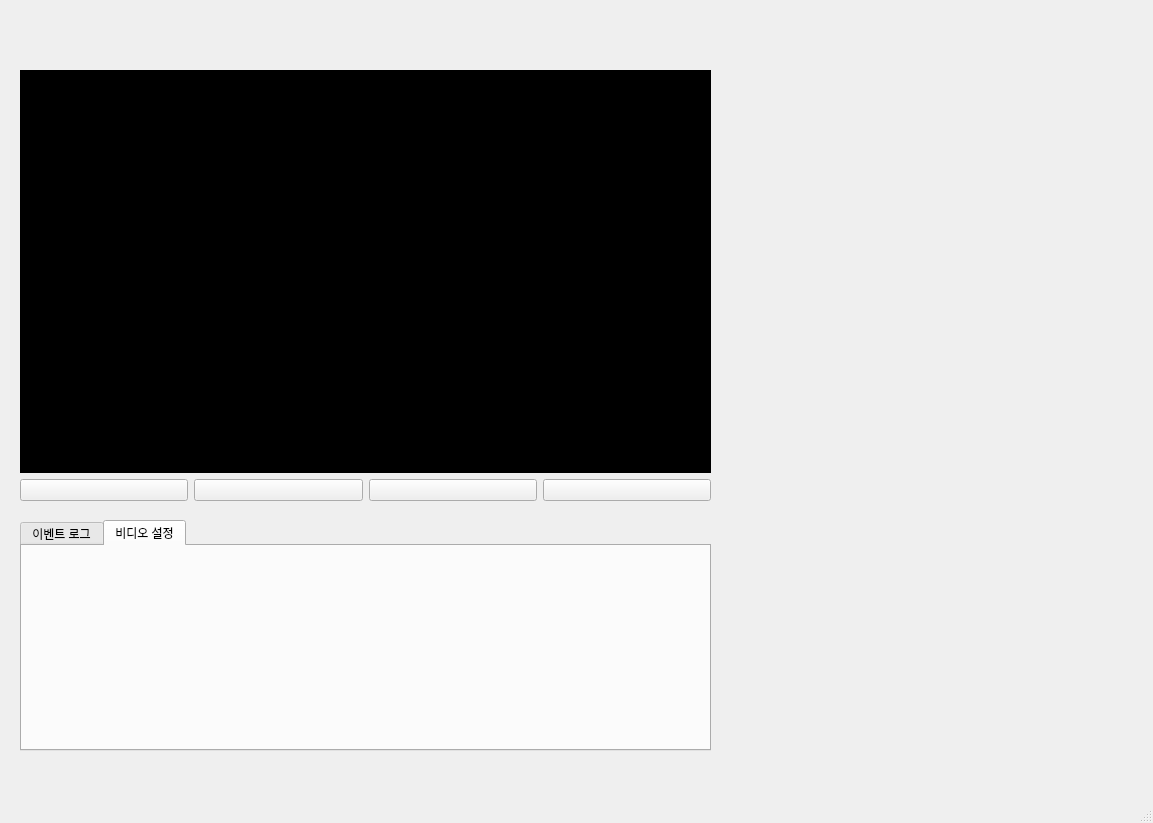
VEDA-tmpa/JIKIMZON_Qt, file test_gui/mainwindow.ui: the form before one commit.
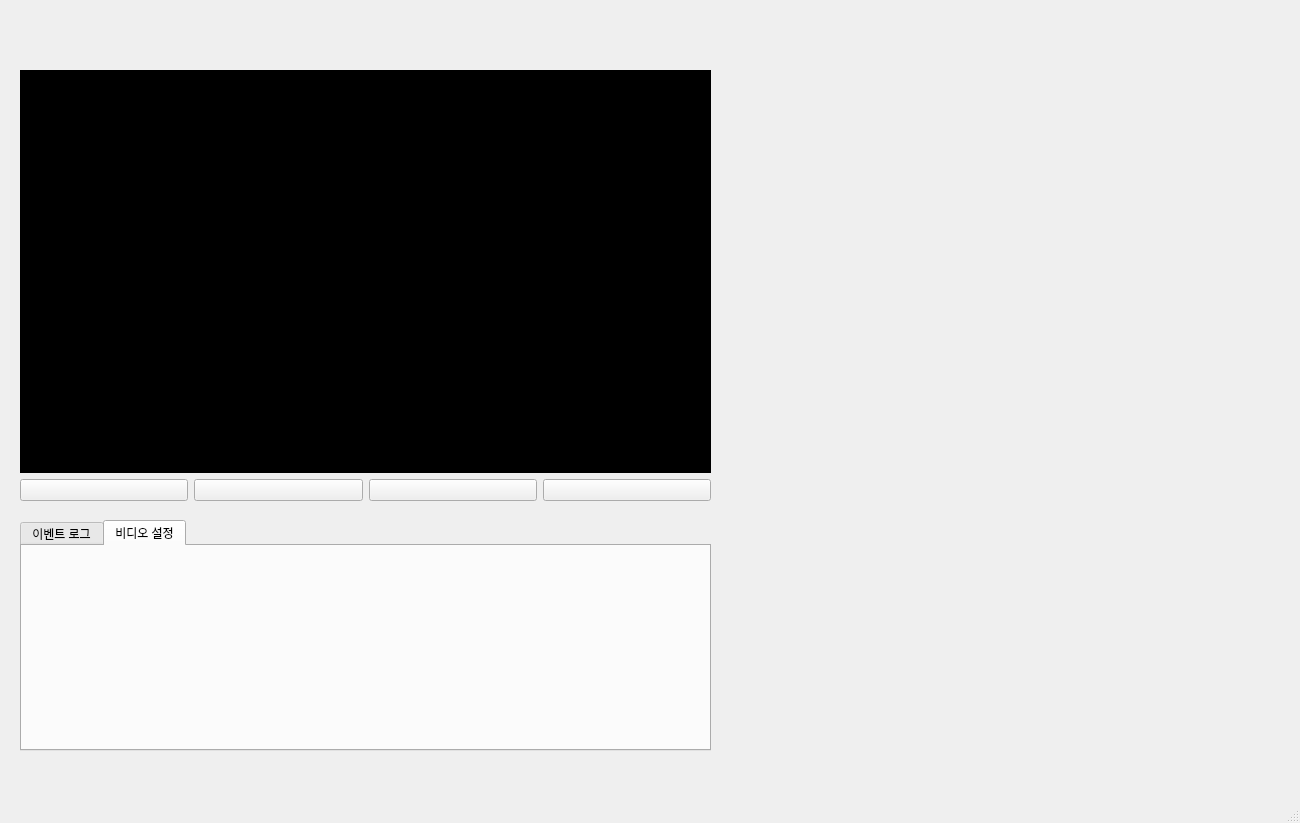
The form after the commit. The open tabs and pages were chosen to show the change. Icons and pictures are not drawn.

What changed in the file:
```diff
--- a/test_gui/mainwindow.ui
+++ b/test_gui/mainwindow.ui
@@ -6,7 +6,7 @@
    <rect>
     <x>0</x>
     <y>0</y>
-    <width>1153</width>
+    <width>1300</width>
     <height>823</height>
    </rect>
   </property>
@@ -18,13 +18,13 @@
   </property>
   <property name="minimumSize">
    <size>
-    <width>1153</width>
+    <width>1300</width>
     <height>823</height>
    </size>
   </property>
   <property name="maximumSize">
    <size>
-    <width>1153</width>
+    <width>1300</width>
     <height>823</height>
    </size>
   </property>
@@ -239,8 +239,8 @@
     </property>
     <property name="geometry">
      <rect>
-      <x>1040</x>
-      <y>0</y>
+      <x>1190</x>
+      <y>10</y>
       <width>101</width>
       <height>51</height>
      </rect>
@@ -287,8 +287,8 @@
    <widget class="QStackedWidget" name="stackedWidget">
     <property name="geometry">
      <rect>
-      <x>730</x>
-      <y>60</y>
+      <x>790</x>
+      <y>59</y>
       <width>411</width>
       <height>691</height>
      </rect>
@@ -296,7 +296,18 @@
     <property name="currentIndex">
      <number>1</number>
     </property>
-    <widget class="QWidget" name="two"/>
+    <widget class="QWidget" name="two">
+     <widget class="QWidget" name="dashboardContainer" native="true">
+      <property name="geometry">
+       <rect>
+        <x>10</x>
+        <y>20</y>
+        <width>391</width>
+        <height>671</height>
+       </rect>
+      </property>
+     </widget>
+    </widget>
     <widget class="QWidget" name="one">
      <widget class="QWidget" name="metaDataContainer" native="true">
       <property name="geometry">
@@ -355,6 +366,72 @@
      </item>
     </layout>
    </widget>
+   <widget class="QPushButton" name="leftArrowButton">
+    <property name="geometry">
+     <rect>
+      <x>750</x>
+      <y>410</y>
+      <width>31</width>
+      <height>41</height>
+     </rect>
+    </property>
+    <property name="styleSheet">
+     <string notr="true">QPushButton {
+    border-radius: 20px;
+    background: transparent;
+    border: none;          /* 테두리 없애기 */
+    padding: 5px 15px;
+}
+</string>
+    </property>
+    <property name="text">
+     <string/>
+    </property>
+    <property name="icon">
+     <iconset>
+      <normalon>:/icon/left.png</normalon>
+     </iconset>
+    </property>
+    <property name="iconSize">
+     <size>
+      <width>40</width>
+      <height>40</height>
+     </size>
+    </property>
+   </widget>
+   <widget class="QPushButton" name="rightArrowButton">
+    <property name="geometry">
+     <rect>
+      <x>1210</x>
+      <y>410</y>
+      <width>31</width>
+      <height>41</height>
+     </rect>
+    </property>
+    <property name="styleSheet">
+     <string notr="true">QPushButton {
+    border-radius: 20px;
+    background: transparent;
+    border: none;          /* 테두리 없애기 */
+    padding: 5px 15px;
+}
+</string>
+    </property>
+    <property name="text">
+     <string/>
+    </property>
+    <property name="icon">
+     <iconset>
+      <normalon>:/icon/right.png</normalon>
+     </iconset>
+    </property>
+    <property name="iconSize">
+     <size>
+      <width>40</width>
+      <height>40</height>
+     </size>
+    </property>
+   </widget>
   </widget>
   <widget class="QMenuBar" name="menubar">
    <property name="geometry">
```
Left out of the diff: 2 changed lines with no effect on the pictures.
